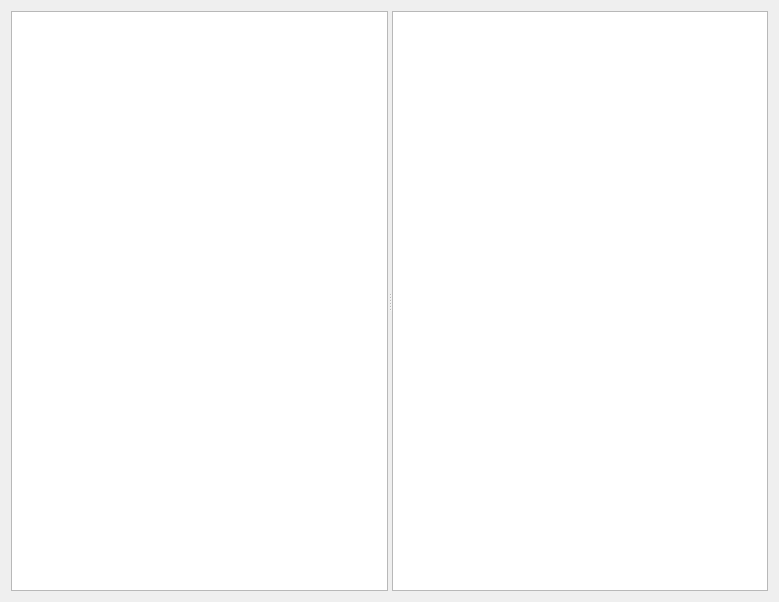
Before: the Qt Designer form cfilebrowser.ui in birkeh/picturePrint, drawn with Qt 5.
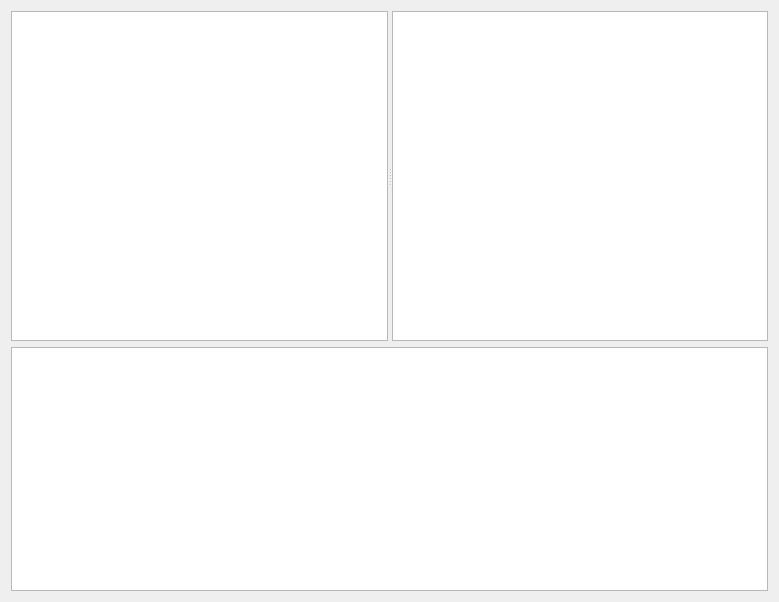
After: the same form once the commit is applied.

The edit to the form file:
```diff
--- a/cfilebrowser.ui
+++ b/cfilebrowser.ui
@@ -15,6 +15,8 @@
   </property>
   <layout class="QGridLayout" name="gridLayout">
    <item row="0" column="0">
+    <layout class="QVBoxLayout" name="verticalLayout">
+     <item>
     <widget class="QSplitter" name="splitter">
      <property name="orientation">
       <enum>Qt::Horizontal</enum>
@@ -41,6 +43,39 @@
       </property>
      </widget>
     </widget>
+     </item>
+     <item>
+      <widget class="QListView" name="m_lpSelectedList">
+       <property name="minimumSize">
+        <size>
+         <width>0</width>
+         <height>244</height>
+        </size>
+       </property>
+       <property name="maximumSize">
+        <size>
+         <width>16777215</width>
+         <height>244</height>
+        </size>
+       </property>
+       <property name="movement">
+        <enum>QListView::Free</enum>
+       </property>
+       <property name="flow">
+        <enum>QListView::LeftToRight</enum>
+       </property>
+       <property name="resizeMode">
+        <enum>QListView::Adjust</enum>
+       </property>
+       <property name="gridSize">
+        <size>
+         <width>202</width>
+         <height>236</height>
+        </size>
+       </property>
+      </widget>
+     </item>
+    </layout>
    </item>
   </layout>
  </widget>
```
Lines whose indentation alone changed are shown as unchanged.
